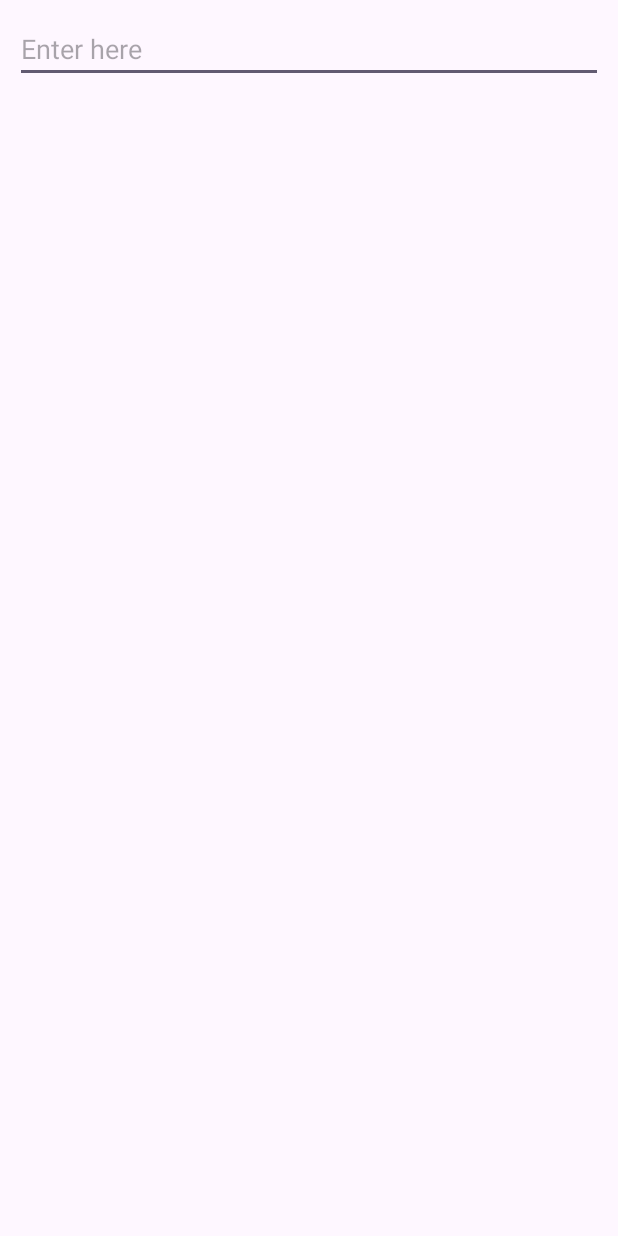
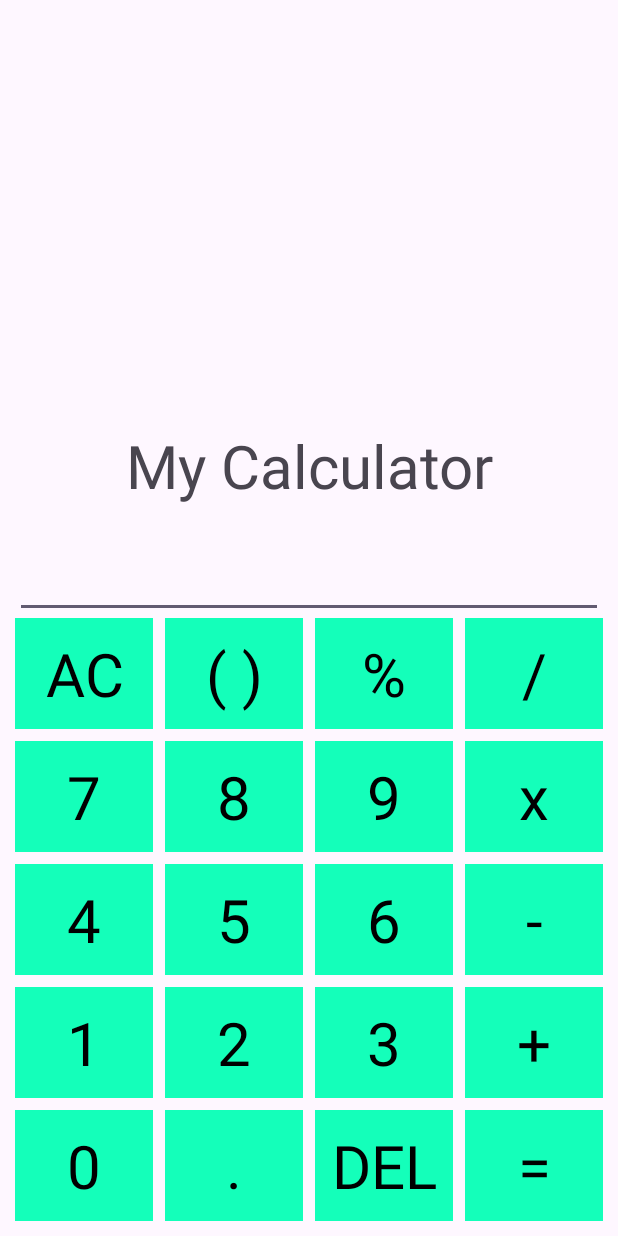
Before and after one commit to s-mohan-prasath/MAD, an Android app: the Exercise2_3 screen opened directly, with no data from a screen before it, on a phone screen of 412 x 824 dp. Run offline under Robolectric (Android 15) with nearby library versions, the phone set to English and light mode, and no system bars.

Commit message:
work on ex2 calc app

```diff
--- a/app/src/main/java/com/legendmp/mad/CalcGridAdapter.java
+++ b/app/src/main/java/com/legendmp/mad/CalcGridAdapter.java
@@ -8,8 +8,13 @@ import android.widget.BaseAdapter;
 import android.widget.TextView;
 
 public class CalcGridAdapter extends BaseAdapter {
-    String[] items;
-    Context context;
+    private Context context;
+    private String[] items;
+
+    public CalcGridAdapter(Context context, String[] items) {
+        this.context = context;
+        this.items = items;
+    }
 
     @Override
     public int getCount() {
--- a/app/src/main/java/com/legendmp/mad/Exercise2_3.kt
+++ /dev/null
@@ -1,24 +0,0 @@
-package com.legendmp.mad
-
-import android.os.Bundle
-import android.widget.GridView
-import androidx.activity.enableEdgeToEdge
-import androidx.appcompat.app.AppCompatActivity
-import androidx.core.view.ViewCompat
-import androidx.core.view.WindowInsetsCompat
-
-class Exercise2_3 : AppCompatActivity() {
-    override fun onCreate(savedInstanceState: Bundle?) {
-        super.onCreate(savedInstanceState)
-        enableEdgeToEdge()
-        setContentView(R.layout.activity_exercise2_3)
-        ViewCompat.setOnApplyWindowInsetsListener(findViewById(R.id.main)) { v, insets ->
-            val systemBars = insets.getInsets(WindowInsetsCompat.Type.systemBars())
-            v.setPadding(systemBars.left, systemBars.top, systemBars.right, systemBars.bottom)
-            insets
-
-//            val gridView: GridView = findViewById(R.id.calc_grid_view)
-
-        }
-    }
-}
--- a/app/src/main/res/layout/activity_exercise2_3.xml
+++ b/app/src/main/res/layout/activity_exercise2_3.xml
@@ -9,28 +9,42 @@
 
     <LinearLayout
         android:layout_width="match_parent"
-        android:layout_height="match_parent"
+        android:layout_height="wrap_content"
         android:orientation="vertical"
         android:padding="@dimen/padding_small"
         app:layout_constraintBottom_toBottomOf="parent"
-        app:layout_constraintEnd_toEndOf="parent"
         app:layout_constraintStart_toStartOf="parent"
-        app:layout_constraintTop_toTopOf="parent">
+        app:layout_constraintEnd_toEndOf="parent">
+
+        <TextView
+            android:id="@+id/textView2"
+            android:layout_width="match_parent"
+            android:layout_height="wrap_content"
+            android:gravity="center_horizontal"
+            android:text="My Calculator"
+            android:textSize="@dimen/text_size_large" />
 
         <EditText
             android:id="@+id/calc_input"
             android:layout_width="match_parent"
             android:layout_height="wrap_content"
-            android:ems="10"
-            android:hint="Enter here"
-            android:inputType="text" />
+            android:inputType="none"
+            android:focusable="true"
+            android:focusableInTouchMode="true"
+            android:clickable="true"
+            android:cursorVisible="true"
+            android:gravity="end"
+            android:textSize="@dimen/text_size_large"
+            android:textDirection="ltr"/>
 
         <GridView
             android:id="@+id/calc_grid_view"
-            android:layout_width="wrap_content"
+            android:layout_width="match_parent"
             android:layout_height="wrap_content"
-            android:layout_marginTop="@dimen/margin_large"
-            android:numColumns="4" />
-
+            android:numColumns="4"
+            android:gravity="center"
+            android:stretchMode="columnWidth"
+            android:verticalSpacing="8dp"
+            android:horizontalSpacing="8dp"/>
     </LinearLayout>
 </androidx.constraintlayout.widget.ConstraintLayout>
--- a/app/src/main/res/layout/btn_calc.xml
+++ b/app/src/main/res/layout/btn_calc.xml
@@ -7,10 +7,13 @@
 
     <TextView
         android:id="@+id/calc_btn_text"
-        android:layout_width="wrap_content"
+        android:layout_width="match_parent"
         android:layout_height="wrap_content"
-        android:background="#14FFBA"
+        android:background="@color/blue"
+        android:gravity="center"
         android:padding="@dimen/padding_small"
         android:text="1"
+        android:textAlignment="center"
+        android:textColor="@color/black"
         android:textSize="@dimen/text_size_large" />
 </LinearLayout>
--- a/app/src/main/res/values/colors.xml
+++ b/app/src/main/res/values/colors.xml
@@ -3,4 +3,5 @@
     <color name="black">#FF000000</color>
     <color name="white">#FFFFFFFF</color>
     <color name="orange">#fc8803</color>
+    <color name="blue">#14FFBA</color>
 </resources>
```
Also changed, not shown: app/src/main/java/com/legendmp/mad/Exercise2_3.java (added, +136 -0 lines), app/src/main/res/layout/activity_exercise2_2.xml (+3 -7 lines), 1 other file.
